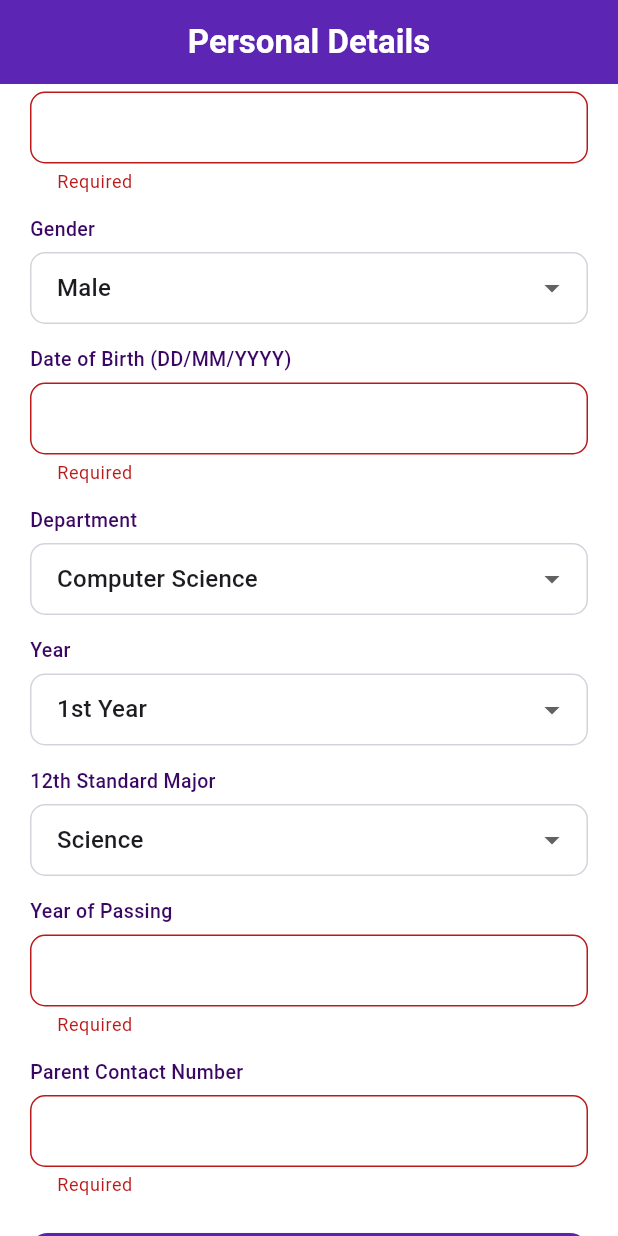
After one commit to muhammedfahim438-ctrl/unipath, a Flutter app: the ProfileScreen screen opened directly, scrolled down 247 dp, after a tap on "Save & Continue", on a phone screen of 412 x 824 dp. The commit adds this screen. Run offline on Flutter 3.47's test engine with Material 3 defaults, Android fonts, the phone set to English and light mode, and no system bars; our stand-ins replace cloud_firestore, firebase_auth, firebase_core; accounts and stored records are empty.

Commit message:
Added login, OTP, profile screens

```diff
--- /dev/null
+++ b/lib/screens/dashboard_screen.dart
@@ -0,0 +1,22 @@
+import 'package:flutter/material.dart';
+
+class DashboardScreen extends StatelessWidget {
+  const DashboardScreen({super.key});
+
+  @override
+  Widget build(BuildContext context) {
+    return Scaffold(
+      backgroundColor: Colors.white,
+      body: const Center(
+        child: Text(
+          'Dashboard Coming Soon!',
+          style: TextStyle(
+            fontSize: 24,
+            color: Color(0xFF5B21B6),
+            fontWeight: FontWeight.bold,
+          ),
+        ),
+      ),
+    );
+  }
+}
--- a/lib/screens/otp_screen.dart
+++ b/lib/screens/otp_screen.dart
@@ -1,5 +1,6 @@
 import 'package:flutter/material.dart';
 import 'package:firebase_auth/firebase_auth.dart';
+import 'profile_screen.dart';
 
 class OTPScreen extends StatefulWidget {
   final String verificationId;
@@ -35,11 +36,12 @@ class _OTPScreenState extends State<OTPScreen> {
         smsCode: _otpController.text,
       );
       await FirebaseAuth.instance.signInWithCredential(credential);
-      if (mounted) {
-        ScaffoldMessenger.of(context).showSnackBar(
-          const SnackBar(content: Text('Login Successful!')),
-        );
-      }
+       if (mounted) {
+       Navigator.pushReplacement(
+       context,
+       MaterialPageRoute(builder: (context) => const ProfileScreen()),
+       );
+     }
     } catch (e) {
       setState(() => _isLoading = false);
       ScaffoldMessenger.of(context).showSnackBar(
--- /dev/null
+++ b/lib/screens/profile_screen.dart
@@ -0,0 +1,224 @@
+import 'package:flutter/material.dart';
+import 'package:cloud_firestore/cloud_firestore.dart';
+import 'package:firebase_auth/firebase_auth.dart';
+import 'dashboard_screen.dart';
+
+class ProfileScreen extends StatefulWidget {
+  const ProfileScreen({super.key});
+
+  @override
+  State<ProfileScreen> createState() => _ProfileScreenState();
+}
+
+class _ProfileScreenState extends State<ProfileScreen> {
+  final _formKey = GlobalKey<FormState>();
+  final _nameController = TextEditingController();
+  final _emailController = TextEditingController();
+  final _dobController = TextEditingController();
+  final _parentContactController = TextEditingController();
+  final _yearOfPassingController = TextEditingController();
+
+  String _selectedGender = 'Male';
+  String _selectedDepartment = 'Computer Science';
+  String _selectedYear = '1st Year';
+  String _selected12thMajor = 'Science';
+  bool _isLoading = false;
+
+  final List<String> _genders = ['Male', 'Female', 'Other'];
+  final List<String> _departments = [
+    'Computer Science', 'IOT', 'Biology', 'Physics',
+    'Mathematics', 'Chemistry', 'Commerce', 'Arts'
+  ];
+  final List<String> _years = ['1st Year', '2nd Year', '3rd Year', '4th Year'];
+  final List<String> _majors = ['Science', 'Commerce', 'Arts', 'Vocational'];
+
+  Future<void> _saveProfile() async {
+    if (!_formKey.currentState!.validate()) return;
+    setState(() => _isLoading = true);
+
+    try {
+      final user = FirebaseAuth.instance.currentUser;
+      await FirebaseFirestore.instance
+          .collection('students')
+          .doc(user?.uid)
+          .set({
+        'name': _nameController.text.trim(),
+        'email': _emailController.text.trim(),
+        'mobile': user?.phoneNumber ?? '',
+        'gender': _selectedGender,
+        'dob': _dobController.text.trim(),
+        'department': _selectedDepartment,
+        'year': _selectedYear,
+        'major12th': _selected12thMajor,
+        'yearOfPassing': _yearOfPassingController.text.trim(),
+        'parentContact': _parentContactController.text.trim(),
+        'createdAt': FieldValue.serverTimestamp(),
+      });
+
+      if (mounted) {
+        Navigator.pushReplacement(
+          context,
+          MaterialPageRoute(builder: (context) => const DashboardScreen()),
+        );
+      }
+    } catch (e) {
+      setState(() => _isLoading = false);
+      ScaffoldMessenger.of(context).showSnackBar(
+        SnackBar(content: Text('Error saving profile: $e')),
+      );
+    }
+  }
+
+  Widget _buildTextField(String label, TextEditingController controller,
+      {TextInputType type = TextInputType.text, bool required = true}) {
+    return Column(
+      crossAxisAlignment: CrossAxisAlignment.start,
+      children: [
+        Text(label,
+            style: const TextStyle(
+                fontSize: 13,
+                fontWeight: FontWeight.w500,
+                color: Color(0xFF3B0764))),
+        const SizedBox(height: 6),
+        TextFormField(
+          controller: controller,
+          keyboardType: type,
+          validator: required
+              ? (v) => v == null || v.isEmpty ? 'Required' : null
+              : null,
+          decoration: InputDecoration(
+            contentPadding:
+                const EdgeInsets.symmetric(horizontal: 14, vertical: 12),
+            border: OutlineInputBorder(
+              borderRadius: BorderRadius.circular(10),
+              borderSide: const BorderSide(color: Color(0xFF5B21B6)),
+            ),
+            enabledBorder: OutlineInputBorder(
+              borderRadius: BorderRadius.circular(10),
+              borderSide:
+                  const BorderSide(color: Color(0xFFD1D5DB)),
+            ),
+            focusedBorder: OutlineInputBorder(
+              borderRadius: BorderRadius.circular(10),
+              borderSide: const BorderSide(color: Color(0xFF5B21B6), width: 2),
+            ),
+          ),
+        ),
+        const SizedBox(height: 14),
+      ],
+    );
+  }
+
+  Widget _buildDropdown(String label, String value, List<String> items,
+      ValueChanged<String?> onChanged) {
+    return Column(
+      crossAxisAlignment: CrossAxisAlignment.start,
+      children: [
+        Text(label,
+            style: const TextStyle(
+                fontSize: 13,
+                fontWeight: FontWeight.w500,
+                color: Color(0xFF3B0764))),
+        const SizedBox(height: 6),
+        DropdownButtonFormField<String>(
+          value: value,
+          items: items
+              .map((e) => DropdownMenuItem(value: e, child: Text(e)))
+              .toList(),
+          onChanged: onChanged,
+          decoration: InputDecoration(
+            contentPadding:
+                const EdgeInsets.symmetric(horizontal: 14, vertical: 12),
+            border: OutlineInputBorder(
+              borderRadius: BorderRadius.circular(10),
+              borderSide: const BorderSide(color: Color(0xFF5B21B6)),
+            ),
+            enabledBorder: OutlineInputBorder(
+              borderRadius: BorderRadius.circular(10),
+              borderSide: const BorderSide(color: Color(0xFFD1D5DB)),
+            ),
+            focusedBorder: OutlineInputBorder(
+              borderRadius: BorderRadius.circular(10),
+              borderSide: const BorderSide(color: Color(0xFF5B21B6), width: 2),
+            ),
+          ),
+        ),
+        const SizedBox(height: 14),
+      ],
+    );
+  }
+
+  @override
+  Widget build(BuildContext context) {
+    return Scaffold(
+      backgroundColor: Colors.white,
+      appBar: AppBar(
+        backgroundColor: const Color(0xFF5B21B6),
+        title: const Text('Personal Details',
+            style: TextStyle(color: Colors.white, fontWeight: FontWeight.w600)),
+        centerTitle: true,
+        automaticallyImplyLeading: false,
+      ),
+      body: Form(
+        key: _formKey,
+        child: SingleChildScrollView(
+          padding: const EdgeInsets.all(20),
+          child: Column(
+            children: [
+              // Avatar
+              Container(
+                width: 80,
+                height: 80,
+                decoration: BoxDecoration(
+                  color: const Color(0xFFEDE9FE),
+                  borderRadius: BorderRadius.circular(40),
+                ),
+                child: const Icon(Icons.person,
+                    size: 44, color: Color(0xFF5B21B6)),
+              ),
+              const SizedBox(height: 20),
+              _buildTextField('Full Name', _nameController),
+              _buildTextField('Email Address', _emailController,
+                  type: TextInputType.emailAddress),
+              _buildDropdown('Gender', _selectedGender, _genders,
+                  (v) => setState(() => _selectedGender = v!)),
+              _buildTextField('Date of Birth (DD/MM/YYYY)', _dobController),
+              _buildDropdown('Department', _selectedDepartment, _departments,
+                  (v) => setState(() => _selectedDepartment = v!)),
+              _buildDropdown('Year', _selectedYear, _years,
+                  (v) => setState(() => _selectedYear = v!)),
+              _buildDropdown('12th Standard Major', _selected12thMajor, _majors,
+                  (v) => setState(() => _selected12thMajor = v!)),
+              _buildTextField('Year of Passing', _yearOfPassingController,
+                  type: TextInputType.number),
+              _buildTextField('Parent Contact Number', _parentContactController,
+                  type: TextInputType.phone),
+              const SizedBox(height: 10),
+              SizedBox(
+                width: double.infinity,
+                height: 52,
+                child: ElevatedButton(
+                  onPressed: _isLoading ? null : _saveProfile,
+                  style: ElevatedButton.styleFrom(
+                    backgroundColor: const Color(0xFF5B21B6),
+                    shape: RoundedRectangleBorder(
+                      borderRadius: BorderRadius.circular(12),
+                    ),
+                  ),
+                  child: _isLoading
+                      ? const CircularProgressIndicator(color: Colors.white)
+                      : const Text('Save & Continue',
+                          style: TextStyle(
+                              fontSize: 16,
+                              color: Colors.white,
+                              fontWeight: FontWeight.w600)),
+                ),
+              ),
+              const SizedBox(height: 30),
+            ],
+          ),
+        ),
+      ),
+    );
+  }
+}
```
